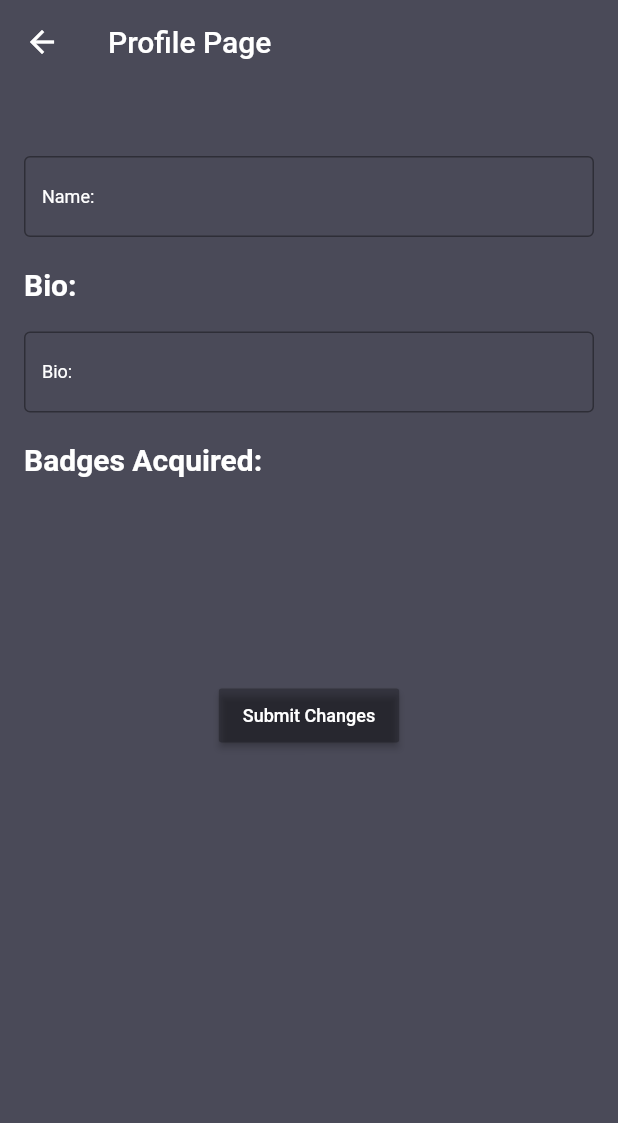
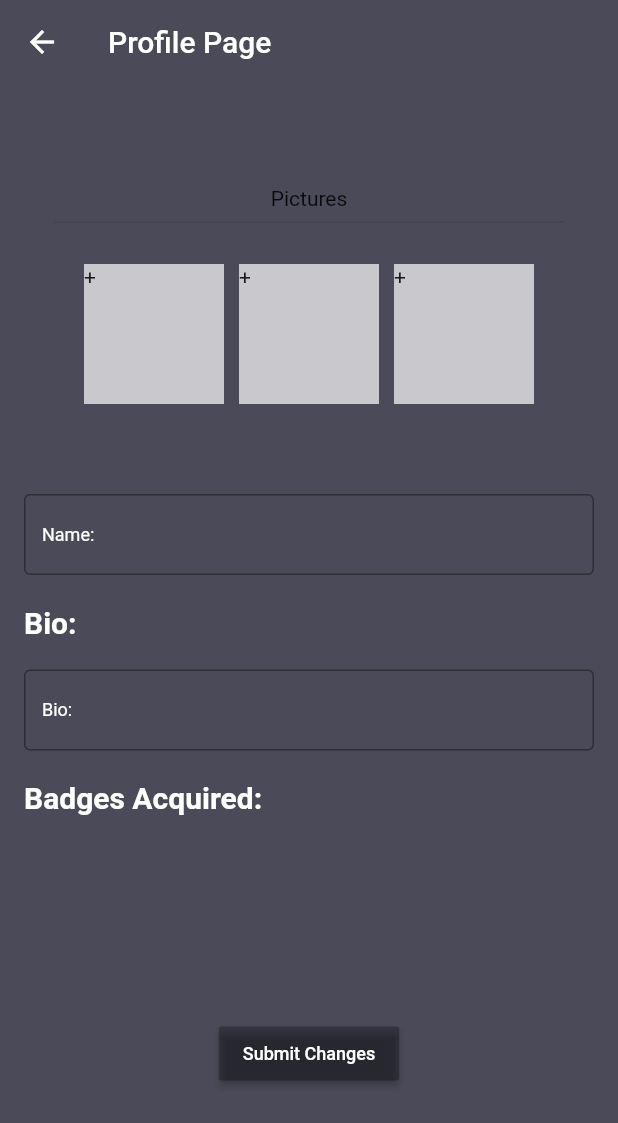
Before and after one commit to captainc3/FlutterDigitalBadge, a Flutter app: the EditProfile screen opened directly, on a phone screen of 412 x 824 dp. Shown: the top 1123 px of the screen. Run offline on Flutter 3.47's test engine with Material 2 defaults, Android fonts, the phone set to English and light mode, and no system bars; our stand-ins replace cloud_firestore, firebase_auth, image_picker; missing offline and left inert: flappy_search_bar; accounts and stored records are empty.

```diff
--- a/lib/screens/profile/editProfile.dart
+++ b/lib/screens/profile/editProfile.dart
@@ -1,9 +1,11 @@
+import 'dart:io';
 import 'package:flutter/material.dart';
 import 'package:provider/provider.dart';
 import 'package:cloud_firestore/cloud_firestore.dart';
 import 'package:sample_flutter_app/screens/home/home.dart';
 import 'package:sample_flutter_app/services/auth.dart';
 import 'package:sample_flutter_app/models/models.dart';
+import 'package:image_picker/image_picker.dart';
 
 final Color backgroundColor = Color(0xFF4A4A58);
 
@@ -13,6 +15,7 @@ class EditProfile extends StatefulWidget {
 }
 
 class _EditProfile extends State<EditProfile> {
+  File _image;
 
   final AuthService _auth = AuthService();
   bool isCollapsed = true;
@@ -32,6 +35,14 @@ class _EditProfile extends State<EditProfile> {
       'bio' : bio,
       'badges' : badges,
       'email' : email,
+    });
+  }
+
+  Future _getImage() async {
+    var image = await ImagePicker.pickImage(source: ImageSource.gallery);
+
+    setState(() {
+      _image = image;
     });
   }
 
@@ -75,6 +86,54 @@ class _EditProfile extends State<EditProfile> {
             padding: const EdgeInsets.only(left: 16, right: 16, top: 48),
             child: Column(
               children: <Widget>[
+                Container(
+                  padding: EdgeInsets.all(20),
+                  child: Column(
+                    children: <Widget>[
+                      Text('Pictures'),
+                      Divider(),
+                      GridView.count(
+                        shrinkWrap: true,
+                        primary: false,
+                        padding: const EdgeInsets.all(20),
+                        crossAxisSpacing: 10,
+                        mainAxisSpacing: 10,
+                        crossAxisCount: 3,
+                        children: <Widget>[
+                          GestureDetector(
+//                            onTap: () {
+//                              print('add image 1');
+//                            },
+                            onTap: _getImage,
+                            child: Container(
+                              color: Colors.white70,
+                              child: Text('+'),
+                            ),
+                          ),
+                          GestureDetector(
+                              onTap: () {
+                                print('add image 2');
+                              },
+                              child: Container(
+                                color: Colors.white70,
+                                child: Text('+'),
+                              ),
+                          ),
+                          GestureDetector(
+                              onTap: () {
+                                print('add image 3');
+                              },
+                              child: Container(
+                                color: Colors.white70,
+                                child: Text('+'),
+                              ),
+                          ),
+                        ],
+                      ),
+                    ],
+                  ),
+                ),
+                SizedBox(height: 20, width: 20,),
                 TextField(
                     decoration: InputDecoration(
                       border: OutlineInputBorder(
--- a/pubspec.yaml
+++ b/pubspec.yaml
@@ -28,6 +28,7 @@ dependencies:
   cloud_firestore: ^0.12.9+4
   provider: ^3.1.0
   flappy_search_bar: ^1.7.2
+  image_picker:  ^0.6.0
 
 dev_dependencies:
   flutter_test:
```
Also changed, not shown: pubspec.lock.
